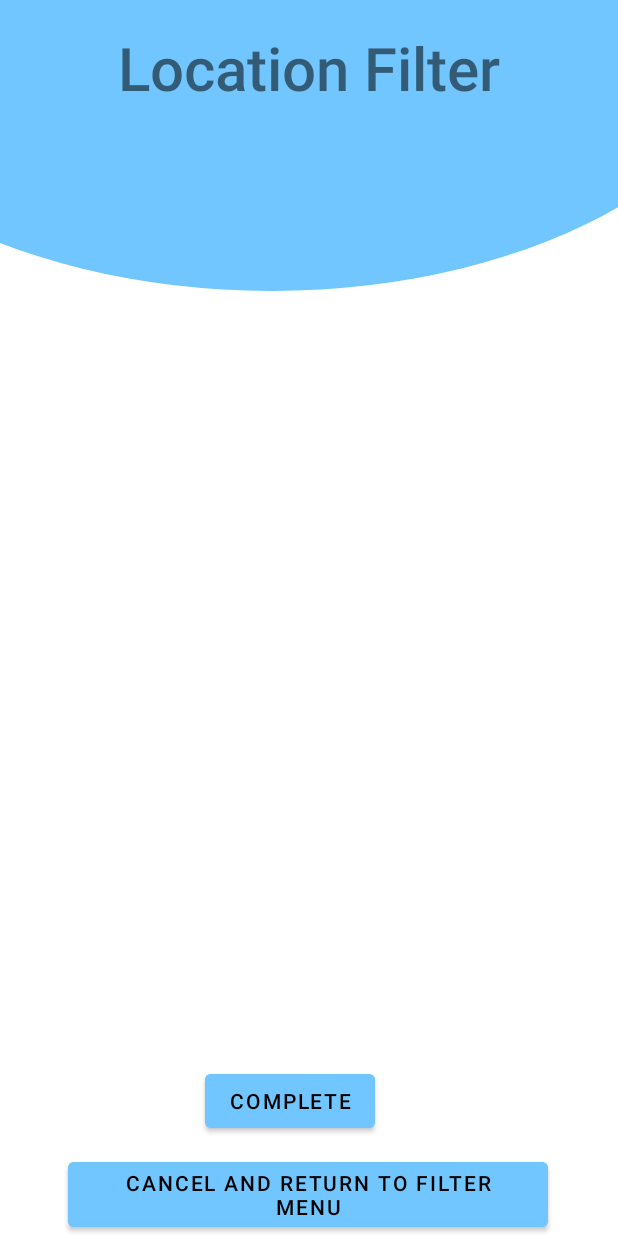
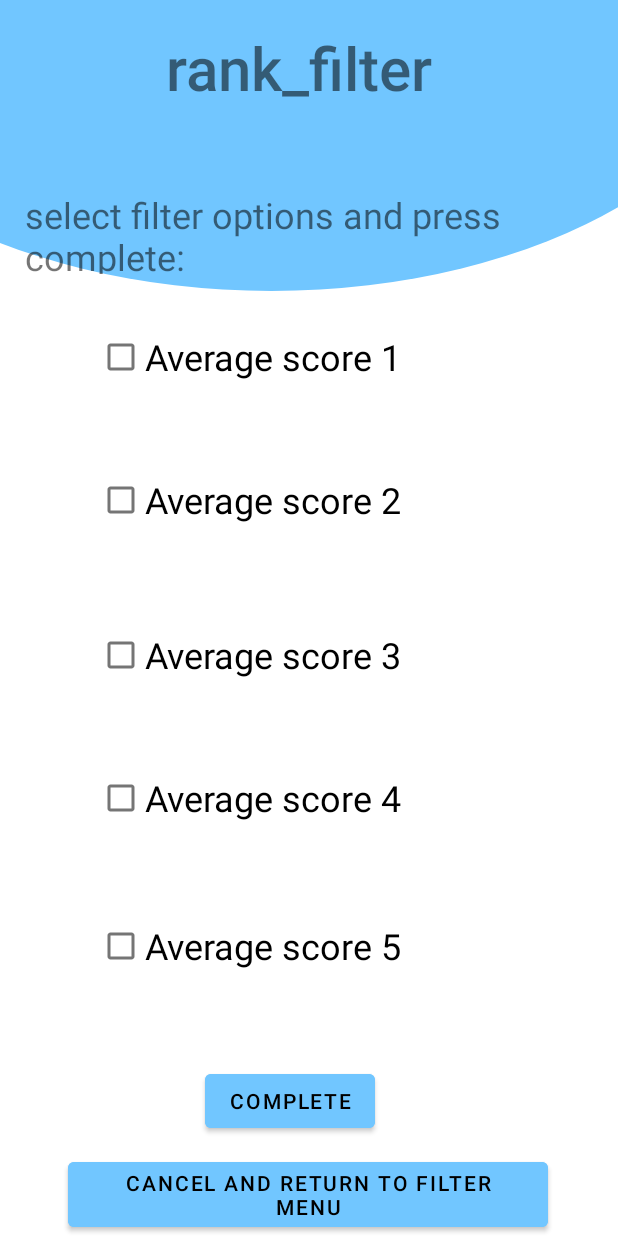
Before and after one commit to 0xAlon/GetJob, an Android app: the screen it shows after launch (Location before the commit, rank_filter after it), after a tap on "LOCATION", on a phone screen of 412 x 824 dp. Run offline under Robolectric (Android 15) with nearby library versions, the phone set to English and light mode, and no system bars.

Commit message:
Rank Filter

```diff
--- a/app/build.gradle
+++ b/app/build.gradle
@@ -37,6 +37,7 @@ dependencies {
     implementation 'com.google.android.material:material:1.2.1'
     implementation 'androidx.constraintlayout:constraintlayout:2.0.4'
     implementation 'com.google.firebase:firebase-auth:20.0.0'
+    implementation 'com.google.android.gms:play-services-location:17.1.0'
     testImplementation 'junit:junit:4.13.1'
     androidTestImplementation 'androidx.test.ext:junit:1.1.2'
     androidTestImplementation 'androidx.test.espresso:espresso-core:3.3.0'
--- a/app/src/main/AndroidManifest.xml
+++ b/app/src/main/AndroidManifest.xml
@@ -1,6 +1,10 @@
 <?xml version="1.0" encoding="utf-8"?>
 <manifest xmlns:android="http://schemas.android.com/apk/res/android"
     package="com.team3.getjob">
+
+    <uses-permission android:name="android.permission.ACCESS_FINE_LOCATION" />
+    <uses-permission android:name="android.permission. ACCESS_COARSE_LOCATION" />
+    <uses-permission android:name="android.permission.INTERNET" />
 
     <application
         android:allowBackup="true"
@@ -9,7 +13,8 @@
         android:roundIcon="@mipmap/ic_launcher_round"
         android:supportsRtl="true"
         android:theme="@style/Theme.GetJob">
-        <activity android:name=".Location"></activity>
+        <activity android:name=".rank_filter"></activity>
+        <activity android:name=".Location" />
         <activity android:name=".Filter">
             <intent-filter>
                 <action android:name="android.intent.action.MAIN" />
--- a/app/src/main/java/com/team3/getjob/Filter.java
+++ b/app/src/main/java/com/team3/getjob/Filter.java
@@ -21,5 +21,15 @@ public class Filter extends AppCompatActivity {
                 startActivity(intent);
             }
         });
+
+        Button rankB = (Button) findViewById(R.id.button5);
+        rankB.setOnClickListener(new View.OnClickListener() {
+            @Override
+            public void onClick(View v) {
+                Intent intent = new Intent(Filter.this, rank_filter.class);
+                startActivity(intent);
+            }
+        });
+
     }
 }
--- a/app/src/main/java/com/team3/getjob/Location.java
+++ b/app/src/main/java/com/team3/getjob/Location.java
@@ -1,18 +1,39 @@
 package com.team3.getjob;
 
+import androidx.annotation.NonNull;
 import androidx.appcompat.app.AppCompatActivity;
+import androidx.fragment.app.FragmentActivity;
 
+import android.app.Dialog;
+import android.content.DialogInterface;
 import android.content.Intent;
+import android.location.LocationListener;
 import android.os.Bundle;
 import android.view.View;
 import android.widget.Button;
+import android.widget.Toast;
+import android.widget.Toolbar;
 
-public class Location extends AppCompatActivity {
+import com.google.android.gms.auth.api.signin.GoogleSignInOptions;
+import com.google.android.gms.common.ConnectionResult;
+import com.google.android.gms.common.GoogleApiAvailability;
+import com.google.android.gms.common.api.Api;
+import com.google.android.gms.common.api.GoogleApi;
+import com.google.android.gms.common.api.GoogleApiClient;
+import com.google.android.gms.common.api.PendingResult;
+import com.google.android.gms.common.api.Status;
+
+import java.util.concurrent.TimeUnit;
+
+public class Location extends AppCompatActivity  {
+
 
     @Override
     protected void onCreate(Bundle savedInstanceState) {
         super.onCreate(savedInstanceState);
         setContentView(R.layout.activity_location);
+       ;
+        //option for cancel location filter and came back for filter menu
         Button button = (Button) findViewById(R.id.button2);
         button.setOnClickListener(new View.OnClickListener() {
             @Override
@@ -21,5 +42,9 @@ public class Location extends AppCompatActivity {
                 startActivity(intent);
             }
         });
+        //---------------------------------------------------------------------------
     }
-}
+
+
+
+    }
--- /dev/null
+++ b/app/src/main/java/com/team3/getjob/rank_filter.java
@@ -0,0 +1,27 @@
+package com.team3.getjob;
+
+import androidx.appcompat.app.AppCompatActivity;
+
+import android.content.Intent;
+import android.os.Bundle;
+import android.view.View;
+import android.widget.Button;
+
+public class rank_filter extends AppCompatActivity {
+
+    @Override
+    protected void onCreate(Bundle savedInstanceState) {
+        super.onCreate(savedInstanceState);
+        setContentView(R.layout.activity_rank_filter);
+        //option for cancel location filter and came back for filter menu
+        Button button = (Button) findViewById(R.id.button2);
+        button.setOnClickListener(new View.OnClickListener() {
+            @Override
+            public void onClick(View v) {
+                Intent intent = new Intent(rank_filter.this, Filter.class);
+                startActivity(intent);
+            }
+        });
+        //---------------------------------------------------------------------------
+    }
+}
--- a/app/src/main/res/layout/activity_filter.xml
+++ b/app/src/main/res/layout/activity_filter.xml
@@ -83,7 +83,7 @@
         android:layout_width="wrap_content"
         android:layout_height="wrap_content"
         android:backgroundTint="#0071C6FF"
-        android:text="Location"
+        android:text="@string/location"
         android:textColor="#101010"
         app:layout_constraintBottom_toBottomOf="parent"
         app:layout_constraintEnd_toEndOf="parent"
@@ -92,5 +92,17 @@
 
         />
 
+    <Button
+        android:id="@+id/button5"
+        android:layout_width="86dp"
+        android:layout_height="44dp"
+        android:layout_marginStart="160dp"
+        android:layout_marginTop="404dp"
+        android:backgroundTint="#0071C6FF"
+        android:text="@string/Rank"
+        android:textColor="#101010"
+        app:layout_constraintStart_toStartOf="parent"
+        app:layout_constraintTop_toTopOf="parent" />
+
 
 </androidx.constraintlayout.widget.ConstraintLayout>
--- a/app/src/main/res/layout/activity_location.xml
+++ b/app/src/main/res/layout/activity_location.xml
@@ -50,5 +50,16 @@
         app:layout_constraintTop_toTopOf="parent"
         app:layout_constraintVertical_bias="1.0" />
 
+    <androidx.appcompat.widget.Toolbar
+        android:id="@+id/toolbar"
+        android:layout_width="match_parent"
+        android:layout_height="wrap_content"
+        android:background="@color/white"
+        android:minHeight="?attr/actionBarSize"
+        android:theme="?attr/actionBarTheme"
+        app:layout_constraintBottom_toBottomOf="parent"
+        app:layout_constraintTop_toTopOf="parent"
+        tools:layout_editor_absoluteX="2dp" />
+
 
 </androidx.constraintlayout.widget.ConstraintLayout>
--- /dev/null
+++ b/app/src/main/res/layout/activity_rank_filter.xml
@@ -0,0 +1,128 @@
+<?xml version="1.0" encoding="utf-8"?>
+<androidx.constraintlayout.widget.ConstraintLayout xmlns:android="http://schemas.android.com/apk/res/android"
+    xmlns:app="http://schemas.android.com/apk/res-auto"
+    xmlns:tools="http://schemas.android.com/tools"
+    android:layout_width="match_parent"
+    android:layout_height="match_parent"
+    android:background="@drawable/background"
+    tools:context=".rank_filter">
+
+
+    <CheckBox
+        android:id="@+id/checkBox6"
+        android:layout_width="283dp"
+        android:layout_height="53dp"
+        android:text="@string/average_score_2"
+        android:textSize="24sp"
+        app:layout_constraintBottom_toBottomOf="parent"
+        app:layout_constraintEnd_toEndOf="parent"
+        app:layout_constraintStart_toStartOf="parent"
+        app:layout_constraintTop_toTopOf="parent"
+        app:layout_constraintVertical_bias="0.398" />
+
+    <CheckBox
+        android:id="@+id/checkBox7"
+        android:layout_width="283dp"
+        android:layout_height="53dp"
+        android:text="@string/average_score_3"
+        android:textSize="24sp"
+        app:layout_constraintBottom_toBottomOf="parent"
+        app:layout_constraintEnd_toEndOf="parent"
+        app:layout_constraintStart_toStartOf="parent"
+        app:layout_constraintTop_toTopOf="parent"
+        app:layout_constraintVertical_bias="0.532" />
+
+    <CheckBox
+        android:id="@+id/checkBox8"
+        android:layout_width="283dp"
+        android:layout_height="53dp"
+        android:text="@string/average_score_4"
+        android:textSize="24sp"
+        app:layout_constraintBottom_toBottomOf="parent"
+        app:layout_constraintEnd_toEndOf="parent"
+        app:layout_constraintStart_toStartOf="parent"
+        app:layout_constraintTop_toTopOf="parent"
+        app:layout_constraintVertical_bias="0.656" />
+
+    <CheckBox
+        android:id="@+id/checkBox9"
+        android:layout_width="283dp"
+        android:layout_height="53dp"
+        android:text="@string/average_score_5"
+        android:textSize="24sp"
+        app:layout_constraintBottom_toBottomOf="parent"
+        app:layout_constraintEnd_toEndOf="parent"
+        app:layout_constraintStart_toStartOf="parent"
+        app:layout_constraintTop_toTopOf="parent"
+        app:layout_constraintVertical_bias="0.784" />
+
+    <TextView
+        android:id="@+id/textView"
+        android:layout_width="331dp"
+        android:layout_height="56dp"
+        android:fontFamily="sans-serif-medium"
+        android:gravity="center"
+
+        android:text="@string/Rank_Filter"
+        android:textSize="40sp"
+        app:layout_constraintBottom_toBottomOf="parent"
+        app:layout_constraintEnd_toEndOf="parent"
+        app:layout_constraintHorizontal_bias="0.425"
+        app:layout_constraintStart_toStartOf="parent"
+        app:layout_constraintTop_toTopOf="parent"
+        app:layout_constraintVertical_bias="0.023" />
+
+    <Button
+        android:id="@+id/button"
+        android:layout_width="wrap_content"
+        android:layout_height="wrap_content"
+        android:backgroundTint="#71C6FF"
+        android:text="@string/complete"
+        android:textColor="@color/black"
+        app:layout_constraintBottom_toBottomOf="parent"
+        app:layout_constraintEnd_toEndOf="parent"
+        app:layout_constraintHorizontal_bias="0.457"
+        app:layout_constraintStart_toStartOf="parent"
+        app:layout_constraintTop_toTopOf="parent"
+        app:layout_constraintVertical_bias="0.915" />
+
+    <Button
+        android:id="@+id/button2"
+        android:layout_width="wrap_content"
+        android:layout_height="wrap_content"
+        android:backgroundTint="#71C6FF"
+        android:text="@string/cancel_and_return_to_filter_menu"
+        android:textColor="@color/black"
+        app:layout_constraintBottom_toBottomOf="parent"
+        app:layout_constraintEnd_toEndOf="parent"
+        app:layout_constraintHorizontal_bias="0.494"
+        app:layout_constraintStart_toStartOf="parent"
+        app:layout_constraintTop_toTopOf="parent"
+        app:layout_constraintVertical_bias="1.0" />
+
+    <CheckBox
+        android:id="@+id/checkBox"
+        android:layout_width="283dp"
+        android:layout_height="53dp"
+        android:text="@string/average_score_1"
+        android:textSize="24sp"
+        app:layout_constraintBottom_toBottomOf="parent"
+        app:layout_constraintEnd_toEndOf="parent"
+        app:layout_constraintStart_toStartOf="parent"
+        app:layout_constraintTop_toTopOf="parent"
+        app:layout_constraintVertical_bias="0.274" />
+
+    <TextView
+        android:id="@+id/textView4"
+        android:layout_width="385dp"
+        android:layout_height="56dp"
+        android:text="@string/select_filter_options_and_press_complete"
+        android:textSize="24sp"
+        app:layout_constraintBottom_toBottomOf="parent"
+        app:layout_constraintEnd_toEndOf="parent"
+        app:layout_constraintHorizontal_bias="0.615"
+        app:layout_constraintStart_toStartOf="parent"
+        app:layout_constraintTop_toTopOf="parent"
+        app:layout_constraintVertical_bias="0.165" />
+
+</androidx.constraintlayout.widget.ConstraintLayout>
--- a/app/src/main/res/values/strings.xml
+++ b/app/src/main/res/values/strings.xml
@@ -7,5 +7,14 @@
     <string name="languages">Languages</string>
     <string name="location_filter">Location Filter</string>
     <string name="cancel_and_return_to_filter_menu">cancel and return to filter menu</string>
+    <string name="location">Location</string>
+    <string name="Rank">rank</string>
+    <string name="Rank_Filter">rank_filter</string>
+    <string name="average_score_5">Average score 5</string>
+    <string name="average_score_4">Average score 4</string>
+    <string name="average_score_3">Average score 3</string>
+    <string name="average_score_2">Average score 2</string>
+    <string name="average_score_1">Average score 1</string>
+    <string name="select_filter_options_and_press_complete">select filter options and press complete:</string>
 
 </resources>
```
Also changed, not shown: 110 other files.
